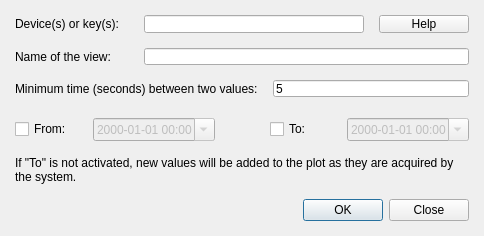
First picture: the form in lib/nicos/gui/panels/history_new.ui, repository mlz-ictrl/nicos, before the edit.
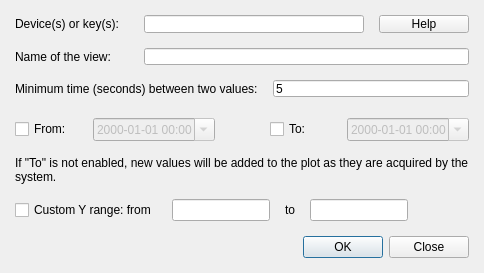
Second picture: the form after the edit.

Commit message: History window: add custom y scale option.

The edit to the form file:
```diff
--- a/lib/nicos/gui/panels/history_new.ui
+++ b/lib/nicos/gui/panels/history_new.ui
@@ -7,7 +7,7 @@
     <x>0</x>
     <y>0</y>
     <width>484</width>
-    <height>217</height>
+    <height>248</height>
    </rect>
   </property>
   <property name="windowTitle">
@@ -131,13 +131,63 @@
    <item>
     <widget class="QLabel" name="label_3">
      <property name="text">
-      <string>If &quot;To&quot; is not activated, new values will be added to the plot as they are acquired by the system.</string>
+      <string>If &quot;To&quot; is not enabled, new values will be added to the plot as they are acquired by the system.</string>
      </property>
      <property name="wordWrap">
       <bool>true</bool>
      </property>
     </widget>
    </item>
+   <item>
+    <layout class="QHBoxLayout" name="horizontalLayout_2">
+     <item>
+      <widget class="QCheckBox" name="customY">
+       <property name="text">
+        <string>Custom Y range: from</string>
+       </property>
+      </widget>
+     </item>
+     <item>
+      <widget class="QLineEdit" name="customYFrom"/>
+     </item>
+     <item>
+      <widget class="QLabel" name="label_5">
+       <property name="text">
+        <string>to</string>
+       </property>
+      </widget>
+     </item>
+     <item>
+      <widget class="QLineEdit" name="customYTo"/>
+     </item>
+     <item>
+      <spacer name="horizontalSpacer_3">
+       <property name="orientation">
+        <enum>Qt::Horizontal</enum>
+       </property>
+       <property name="sizeHint" stdset="0">
+        <size>
+         <width>40</width>
+         <height>20</height>
+        </size>
+       </property>
+      </spacer>
+     </item>
+     <item>
+      <spacer name="horizontalSpacer_2">
+       <property name="orientation">
+        <enum>Qt::Horizontal</enum>
+       </property>
+       <property name="sizeHint" stdset="0">
+        <size>
+         <width>40</width>
+         <height>20</height>
+        </size>
+       </property>
+      </spacer>
+     </item>
+    </layout>
+   </item>
    <item>
     <widget class="QDialogButtonBox" name="buttonBox">
      <property name="standardButtons">
```
The commit also changes 1 other file.
